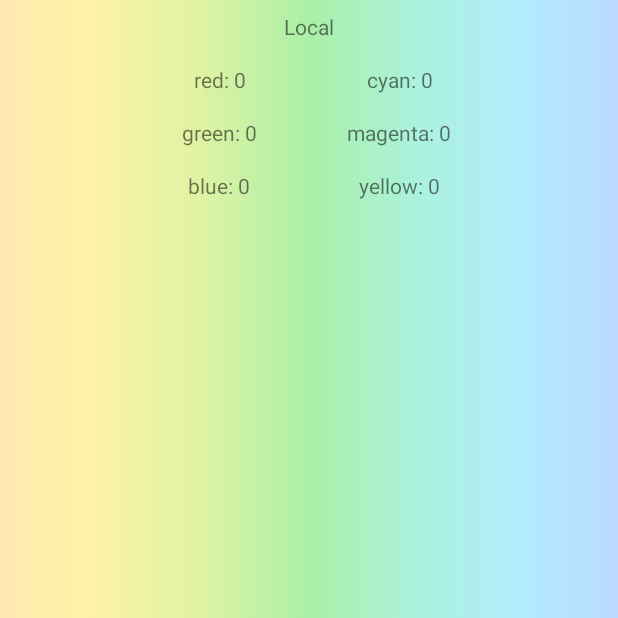
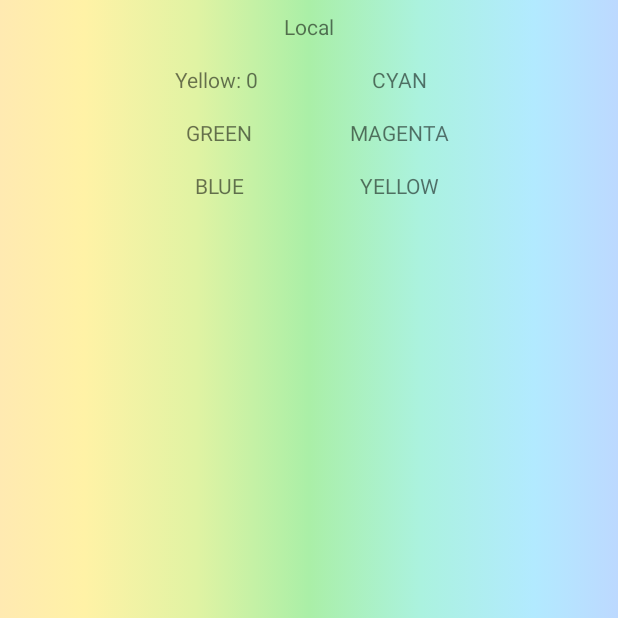
Before and after one commit to IvanKosh/Rainbow-Kingdom, an Android app: the screen it shows after launch (RKMainActivity), after a tap on "RESOURCES", on a phone screen of 412 x 824 dp, the top half of it. Run offline under Robolectric (Android 15) with nearby library versions, the phone set to English and light mode, and no system bars; 2 statements that could not run were skipped.

Commit message:
Перевод двух фрагментов.

```diff
--- a/app/src/main/java/com/binarnahata/rainbowkingdom/Fragments/ResourcesFragment.java
+++ b/app/src/main/java/com/binarnahata/rainbowkingdom/Fragments/ResourcesFragment.java
@@ -56,12 +56,18 @@ public class ResourcesFragment extends Fragment implements BackPressedInterface
 		jsonObject = Resources.getInstance(getContext()).getResources();
 
 		try {
-			local_red.setText("red: " + jsonObject.getInt(Resources.RED));
-			local_green.setText("green: " + jsonObject.getInt(Resources.GREEN));
-			local_blue.setText("blue: " + jsonObject.getInt(Resources.BLUE));
-			local_cyan.setText("cyan: " + jsonObject.getInt(Resources.CYAN));
-			local_magenta.setText("magenta: " + jsonObject.getInt(Resources.MAGENTA));
-			local_yellow.setText("yellow: " + jsonObject.getInt(Resources.YELLOW));
+			local_red.setText(String.format(getContext().getResources()
+				.getString(R.string.red), jsonObject.getInt(Resources.RED)));
+			local_red.setText(String.format(getContext().getResources()
+				.getString(R.string.green), jsonObject.getInt(Resources.GREEN)));
+			local_red.setText(String.format(getContext().getResources()
+				.getString(R.string.blue), jsonObject.getInt(Resources.BLUE)));
+			local_red.setText(String.format(getContext().getResources()
+				.getString(R.string.cyan), jsonObject.getInt(Resources.CYAN)));
+			local_red.setText(String.format(getContext().getResources()
+				.getString(R.string.magenta), jsonObject.getInt(Resources.MAGENTA)));
+			local_red.setText(String.format(getContext().getResources()
+				.getString(R.string.yellow), jsonObject.getInt(Resources.YELLOW)));
 		} catch (JSONException e) {
 			e.printStackTrace();
 		}
--- a/app/src/main/res/layout/fragment_settings.xml
+++ b/app/src/main/res/layout/fragment_settings.xml
@@ -19,7 +19,7 @@
 		android:textSize="@dimen/activity_horizontal_margin"
 		android:layout_alignParentTop="true"
 		android:gravity="center"
-		android:text="Music"/>
+		android:text="@string/music"/>
 
 	<SeekBar
 		android:id="@+id/settings_music_seek_bar"
@@ -39,7 +39,7 @@
 		android:textSize="@dimen/activity_horizontal_margin"
 		android:layout_below="@id/settings_music_seek_bar"
 		android:gravity="center"
-		android:text="Effects"/>
+		android:text="@string/effects"/>
 
 	<SeekBar
 		android:id="@+id/settings_effects_seek_bar"
--- a/app/src/main/res/values/strings.xml
+++ b/app/src/main/res/values/strings.xml
@@ -24,4 +24,6 @@
 	<string name="quest_text9">Y-o-ra !!! Give quo paint! Or tui fight !!!</string>
 	<string name="can_complete">You can complete...</string>
 	<string name="need_more">You need more...</string>
+	<string name="music">Music</string>
+	<string name="effects">Effects</string>
 </resources>
```
Also changed, not shown: app/src/main/java/com/binarnahata/rainbowkingdom/Models/PopupText/PopupText.java (added, +35 -0 lines), app/src/main/java/com/binarnahata/rainbowkingdom/Models/PopupText/PopupTextList.java (added, +50 -0 lines), app/src/main/java/com/binarnahata/rainbowkingdom/Views/RKFarm.java (+6 -4 lines), 1 other file.
